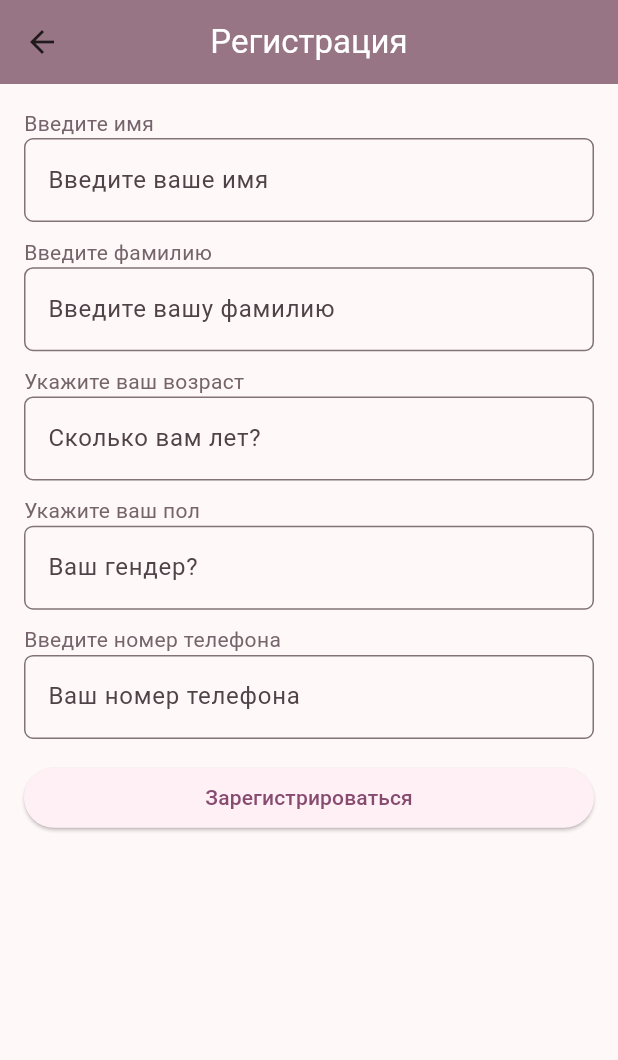
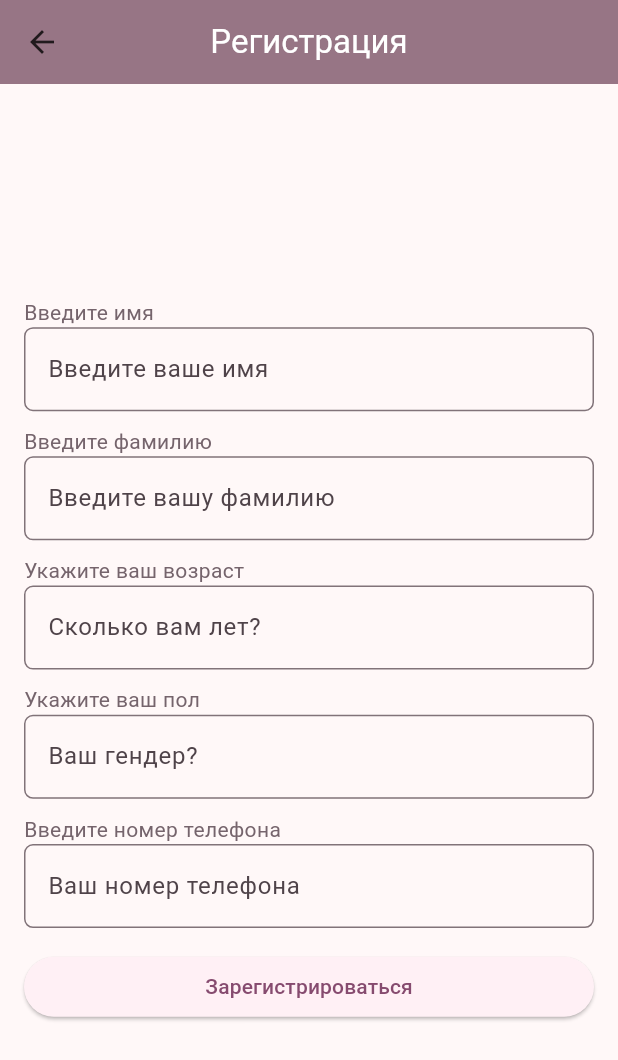
Before and after one commit to Endliar/jalur_application, a Flutter app: the RegistrationPage screen opened by its route, on a phone screen of 412 x 824 dp. Shown: the top 1060 px of the screen. Run offline on Flutter 3.47's test engine with Material 3 defaults, Android fonts, the phone set to English and light mode, and no system bars; our stand-ins replace equatable, flutter_bloc, mask_text_input_formatter, shared_preferences; accounts and stored records are empty.

Commit message:
Отрефакторил вид логина и реги

```diff
--- a/lib/views/login/login_page.dart
+++ b/lib/views/login/login_page.dart
@@ -97,8 +97,9 @@ class _LoginPageState extends State<LoginPage> {
         body: BlocListener<LoginBloc, LoginState>(
           listener: (context, state) {
             if (state is LoginErrorState) {
-              ScaffoldMessenger.of(context)
-                  .showSnackBar(SnackBar(content: Text(state.error)));
+              ScaffoldMessenger.of(context).showSnackBar(const SnackBar(
+                  content:
+                      Text("Не удалось авторизоваться. Перепроверьте данные")));
             } else if (state is LoginSuccessState) {
               Navigator.of(context).pushAndRemoveUntil(
                   MaterialPageRoute(
@@ -132,6 +133,7 @@ class _LoginPageState extends State<LoginPage> {
               return Padding(
                 padding: const EdgeInsets.all(16.0),
                 child: Column(
+                  mainAxisAlignment: MainAxisAlignment.center,
                   crossAxisAlignment: CrossAxisAlignment.center,
                   children: <Widget>[
                     PhoneNumberInput(
--- a/lib/views/registration/registration_page.dart
+++ b/lib/views/registration/registration_page.dart
@@ -85,10 +85,10 @@ class _RegistrationPageState extends State<RegistrationPage> {
               if (state is RegistrationLoading) {
                 return const Center(child: CircularProgressIndicator());
               }
-              return SingleChildScrollView(
-                child: Padding(
+              return Padding(
                 padding: const EdgeInsets.all(16.0),
                 child: Column(
+                  mainAxisAlignment: MainAxisAlignment.center,
                   crossAxisAlignment: CrossAxisAlignment.stretch,
                   children: [
                     headerText("Введите имя"),
@@ -123,20 +123,19 @@ class _RegistrationPageState extends State<RegistrationPage> {
                         onPressed: state is RegistrationLoading
                             ? null
                             : () {
-                                  BlocProvider.of<RegistrationBloc>(context)
-                                      .add(RegistrationSubmitted(
+                                BlocProvider.of<RegistrationBloc>(context).add(
+                                    RegistrationSubmitted(
                                         name: _nameController.text,
                                         surname: _surnameController.text,
                                         phone: _phoneController.text,
                                         gender: _genderController.text,
                                         role: 'Клиент',
-                                          age: int.tryParse(
-                                                  _ageController.text) ??
+                                        age:
+                                            int.tryParse(_ageController.text) ??
                                                 0));
                               },
                         child: const Text("Зарегистрироваться"))
                   ],
-                  ),
                 ),
               );
             },
```
Lines whose indentation alone changed are shown as unchanged.
